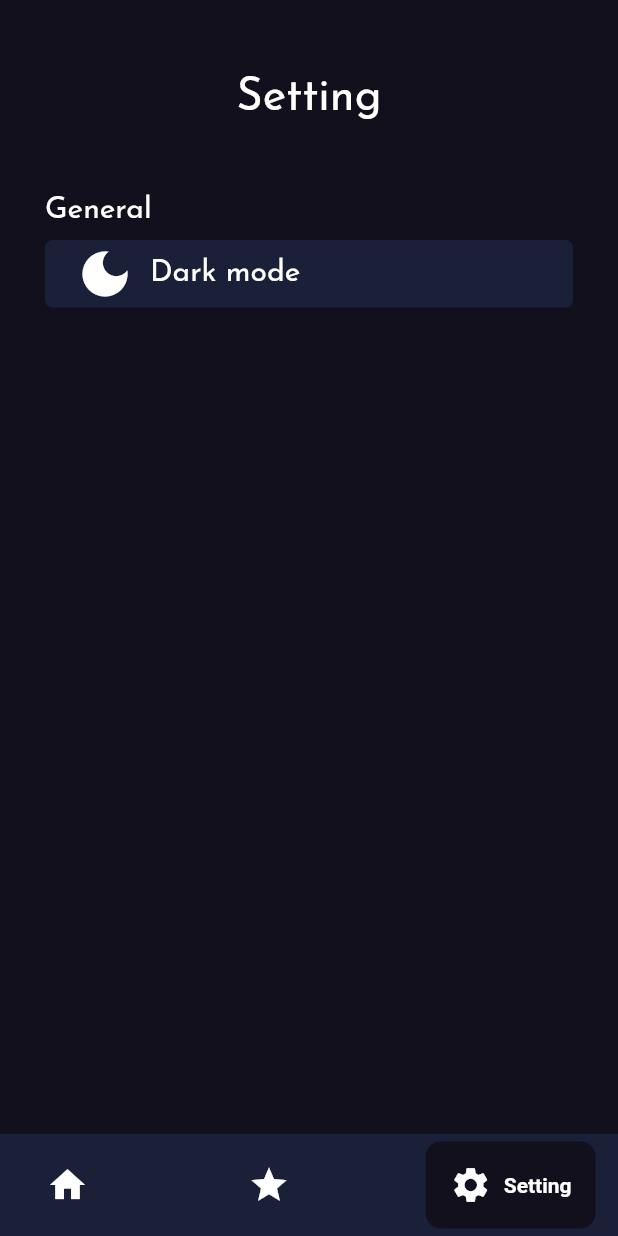
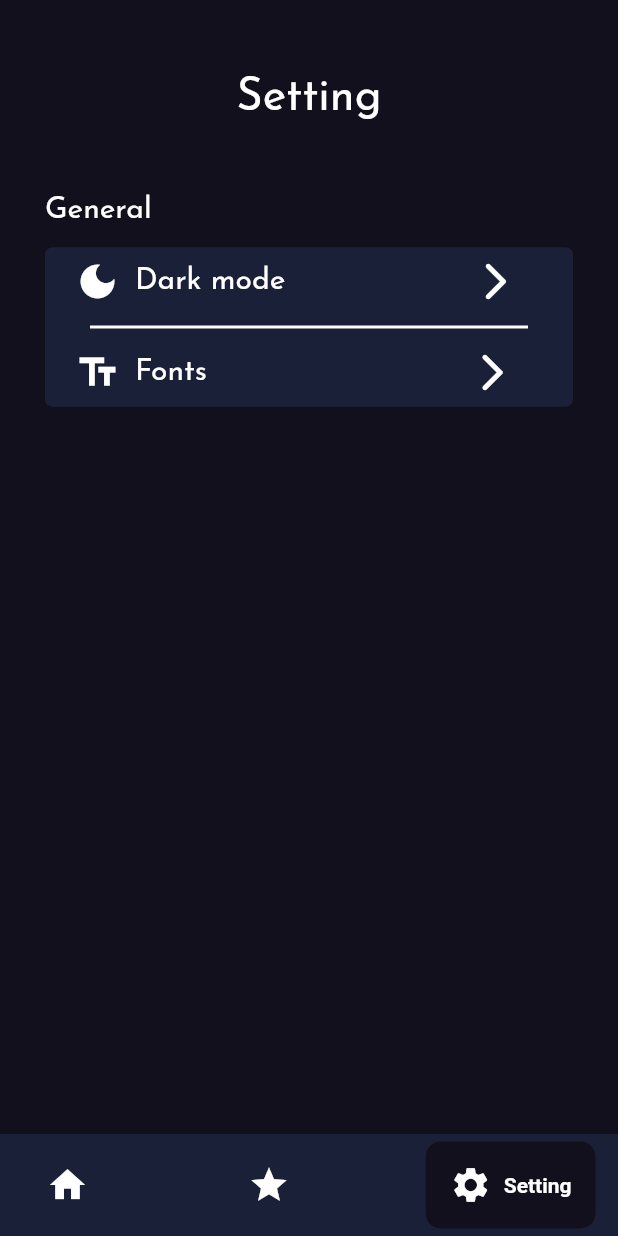
Before and after one commit to md7o/World-Cars, a Flutter app: the screen it shows after launch, item 3 of the bottom bar chosen, on a phone screen of 412 x 824 dp. Run offline on Flutter 3.47's test engine with Material 2 defaults, Android fonts, the phone set to English and light mode, and no system bars; drawn by our look-alikes of google_nav_bar; our stand-ins replace google_fonts.

Commit message:
add widget file

```diff
--- a/lib/screen/setting.dart
+++ b/lib/screen/setting.dart
@@ -45,8 +45,18 @@ class Setting extends StatelessWidget {
             ],
           ),
           Padding(
-            padding: const EdgeInsets.symmetric(horizontal: 30, vertical: 10),
+            padding: const EdgeInsets.symmetric(horizontal: 30, vertical: 15),
             child: Container(
+                width: double.infinity,
+                decoration: const BoxDecoration(
+                  color: Color(0xFF1A2037),
+                  borderRadius: BorderRadius.all(
+                    Radius.circular(5),
+                  ),
+                ),
+                child: Column(
+                  children: [
+                    Container(
                       height: 45,
                       width: double.infinity,
                       decoration: const BoxDecoration(
@@ -62,7 +72,7 @@ class Setting extends StatelessWidget {
                             const Icon(
                               Icons.dark_mode,
                               color: Colors.white,
-                      size: 40,
+                              size: 30,
                             ),
                             const SizedBox(
                               width: 10,
@@ -76,10 +86,68 @@ class Setting extends StatelessWidget {
                                     fontWeight: FontWeight.normal),
                               ),
                             ),
+                            const Padding(
+                              padding: EdgeInsets.only(left: 125),
+                              child: Icon(
+                                Icons.arrow_forward_ios_rounded,
+                                color: Colors.white,
+                                size: 30,
+                              ),
+                            ),
                           ],
                         ),
                       ),
                     ),
+                    const Divider(
+                      indent: 30,
+                      endIndent: 30,
+                      thickness: 2,
+                      color: Colors.white,
+                    ),
+                    Container(
+                      height: 45,
+                      width: double.infinity,
+                      decoration: const BoxDecoration(
+                        color: Color(0xFF1A2037),
+                        borderRadius: BorderRadius.all(
+                          Radius.circular(5),
+                        ),
+                      ),
+                      child: Padding(
+                        padding: const EdgeInsets.only(left: 20),
+                        child: Row(
+                          children: [
+                            const Icon(
+                              Icons.text_fields,
+                              color: Colors.white,
+                              size: 30,
+                            ),
+                            const SizedBox(
+                              width: 10,
+                            ),
+                            Text(
+                              'Fonts',
+                              style: GoogleFonts.josefinSans(
+                                textStyle: const TextStyle(
+                                    color: Colors.white,
+                                    fontSize: 20,
+                                    fontWeight: FontWeight.normal),
+                              ),
+                            ),
+                            const Padding(
+                              padding: EdgeInsets.only(left: 175),
+                              child: Icon(
+                                Icons.arrow_forward_ios_rounded,
+                                color: Colors.white,
+                                size: 30,
+                              ),
+                            ),
+                          ],
+                        ),
+                      ),
+                    ),
+                  ],
+                )),
           ),
         ],
       ),
```
Also changed, not shown: lib/widget/Setting_wid.dart (added). Lines whose indentation alone changed are shown as unchanged.
